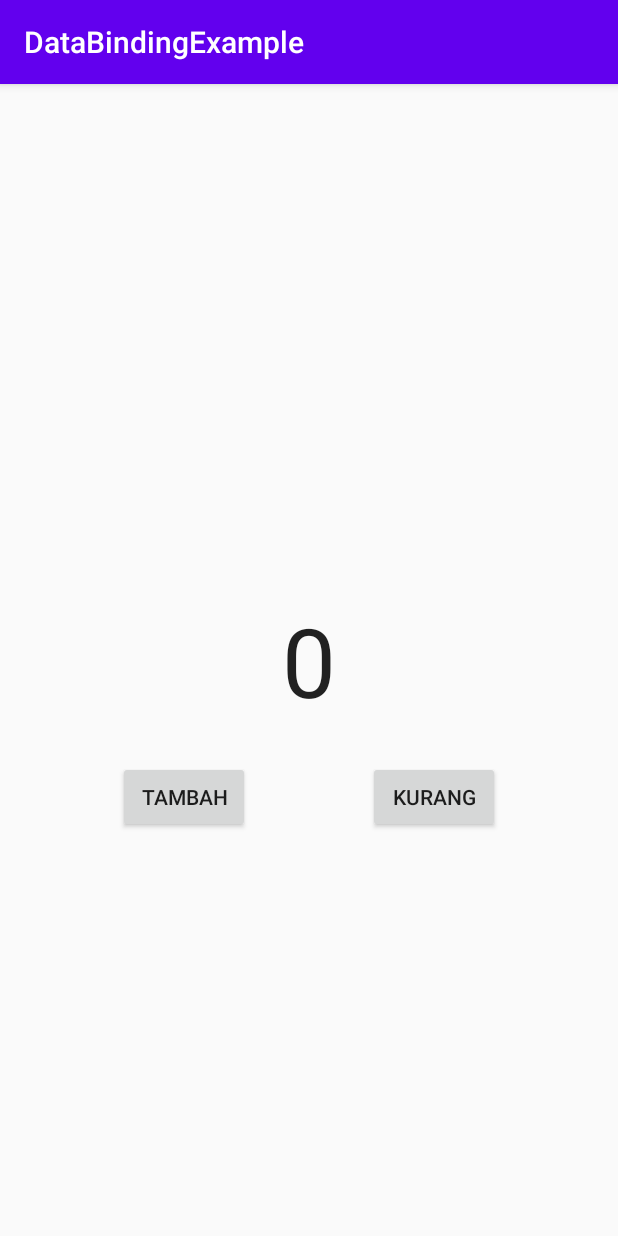
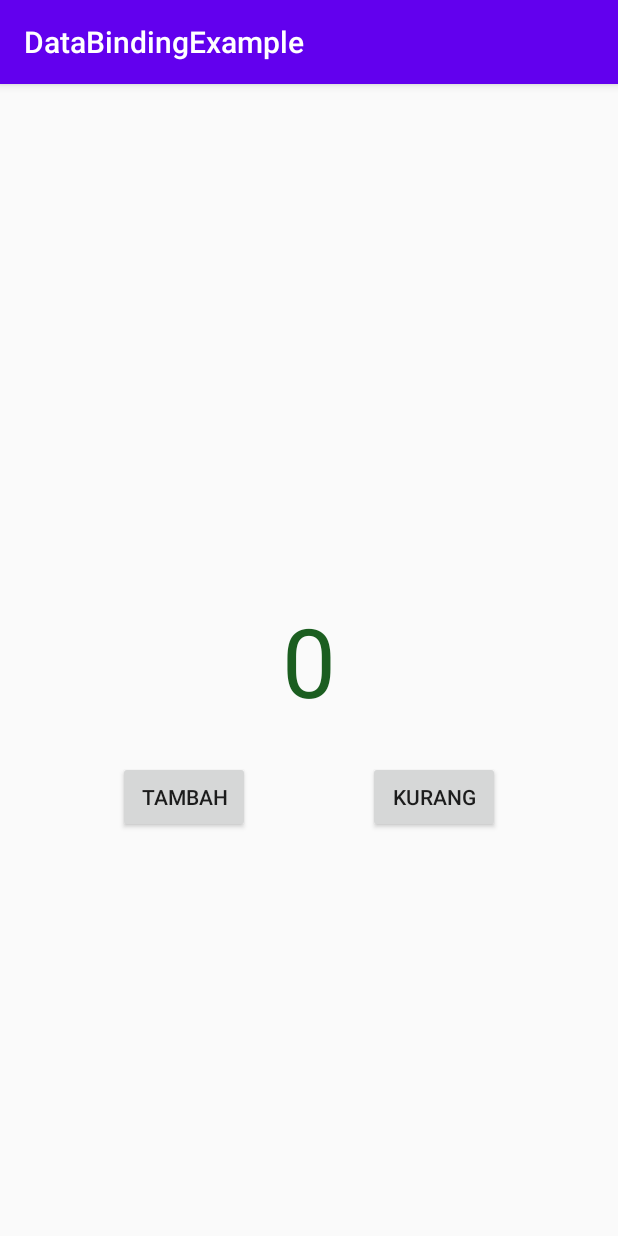
Before and after one commit to chevalierlab-sas/ThursdayCode-DataBinding, an Android app: the screen it shows after launch (MainActivity), after a tap on "KURANG", on a phone screen of 412 x 824 dp. Run offline under Robolectric (Android 15) with nearby library versions, the phone set to English and light mode, and no system bars; our stand-ins replace data binding; 1 other tap on this screen came first.

Commit message:
set color plus and minus

```diff
--- a/app/src/main/java/lab/chevalier/databindingexample/MainActivity.kt
+++ b/app/src/main/java/lab/chevalier/databindingexample/MainActivity.kt
@@ -2,6 +2,7 @@ package lab.chevalier.databindingexample
 
 import androidx.appcompat.app.AppCompatActivity
 import android.os.Bundle
+import androidx.core.content.ContextCompat
 import androidx.databinding.DataBindingUtil
 import lab.chevalier.databindingexample.databinding.ActivityMainBinding
 
@@ -21,10 +22,14 @@ class MainActivity : AppCompatActivity() {
     private fun increase(){
         num++
         binding.tvScore.text = num.toString()
+        if (num > -1) binding.tvScore.setTextColor(ContextCompat.getColor(this, R.color.colorGreen))
+        else binding.tvScore.setTextColor(ContextCompat.getColor(this, R.color.colorRed))
     }
 
     private fun decrease(){
         num--
         binding.tvScore.text = num.toString()
+        if (num <= -1) binding.tvScore.setTextColor(ContextCompat.getColor(this, R.color.colorRed))
+        else binding.tvScore.setTextColor(ContextCompat.getColor(this, R.color.colorGreen))
     }
 }
```
